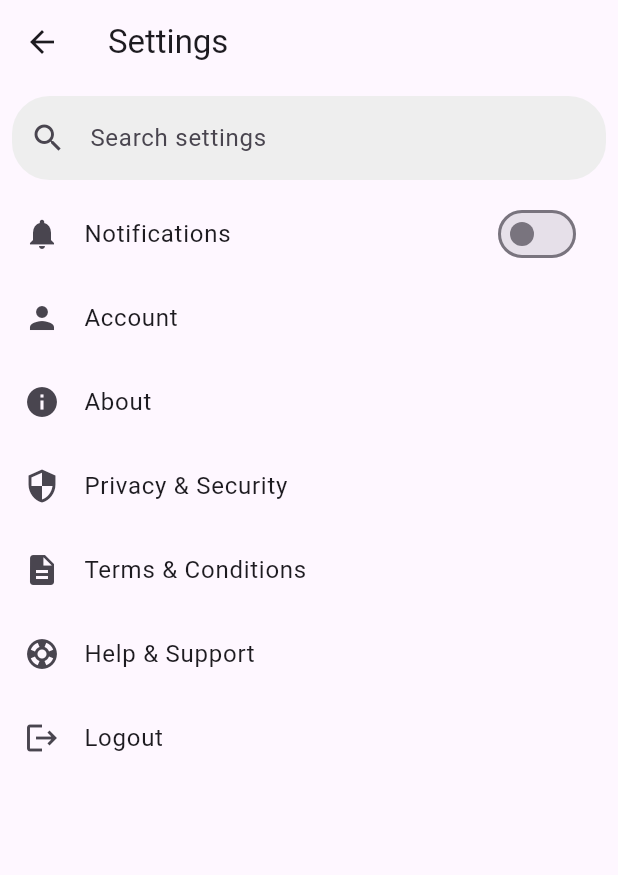
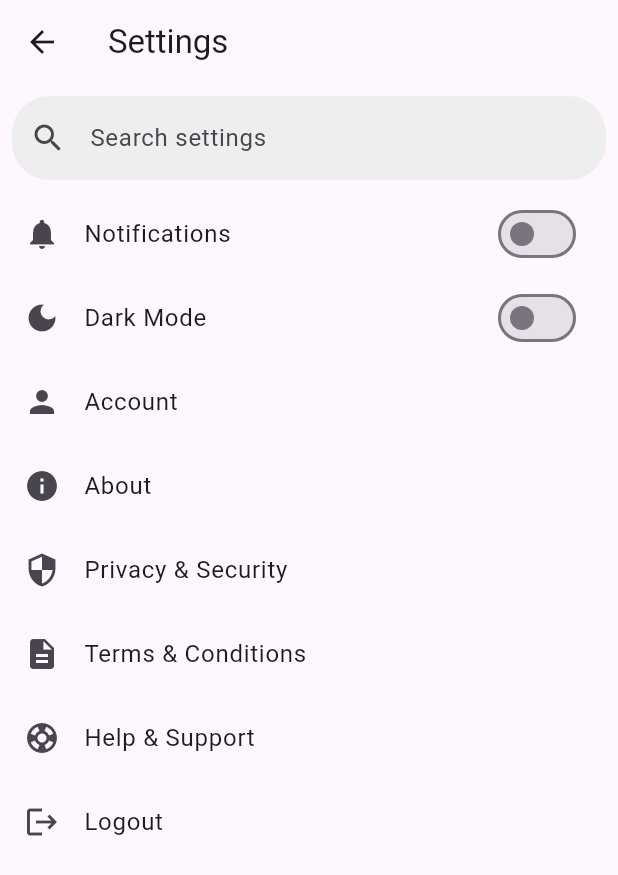
Before and after one commit to SanuliGehara/Pawsome, a Flutter app: the screen it shows after launch, scrolled down 576 dp, after a tap on the "settings" icon, on a phone screen of 412 x 824 dp. Shown: the top 875 px of the screen. Run offline on Flutter 3.47's test engine with Material 3 defaults, Android fonts, the phone set to English and light mode, and no system bars; our stand-ins replace cloud_firestore, firebase_auth, firebase_core, firebase_storage, google_sign_in, image_picker and 2 more; missing offline and left inert: dart:ffi; accounts and stored records are empty.

Commit message:
Added Dark Mode Functionality

```diff
--- a/frontend/lib/main.dart
+++ b/frontend/lib/main.dart
@@ -1,23 +1,89 @@
 import 'package:firebase_core/firebase_core.dart';
 import 'package:flutter/material.dart';
+import 'package:provider/provider.dart';
+import 'package:shared_preferences/shared_preferences.dart';
 import 'pages/home/home.dart';
 
-
-void main() async{
+void main() async {
   WidgetsFlutterBinding.ensureInitialized();
   await Firebase.initializeApp();
-  runApp(const MyApp());
+
+  runApp(
+    ChangeNotifierProvider(
+      create: (context) => ThemeProvider(),
+      child: const MyApp(),
+    ),
+  );
 }
 
 class MyApp extends StatelessWidget {
   const MyApp({super.key});
 
-  // This widget is the root of your application.
   @override
   Widget build(BuildContext context) {
+    final themeProvider = Provider.of<ThemeProvider>(context);
+
     return MaterialApp(
-        debugShowCheckedModeBanner: false,
-        home: HomePage()
+      debugShowCheckedModeBanner: false,
+      theme: ThemeData.light(),
+      darkTheme: ThemeData.dark(),
+      themeMode: themeProvider.themeMode, // Apply global dark mode
+      home: HomePage(),
     );
   }
 }
+
+class ThemeProvider extends ChangeNotifier {
+  ThemeMode _themeMode = ThemeMode.light;
+
+  ThemeMode get themeMode => _themeMode;
+
+  ThemeProvider() {
+    _loadTheme();
+  }
+
+  void toggleTheme(bool isDark) {
+    _themeMode = isDark ? ThemeMode.dark : ThemeMode.light;
+    _saveTheme(isDark);
+    notifyListeners();
+  }
+
+  Future<void> _loadTheme() async {
+    final prefs = await SharedPreferences.getInstance();
+    bool isDark = prefs.getBool('isDarkMode') ?? false;
+    _themeMode = isDark ? ThemeMode.dark : ThemeMode.light;
+    notifyListeners();
+  }
+
+  Future<void> _saveTheme(bool isDark) async {
+    final prefs = await SharedPreferences.getInstance();
+    await prefs.setBool('isDarkMode', isDark);
+  }
+}
+
+
+// import 'package:firebase_core/firebase_core.dart';
+// import 'package:flutter/material.dart';
+// import 'pages/home/home.dart';
+//
+//
+// void main() async{
+//   WidgetsFlutterBinding.ensureInitialized();
+//   await Firebase.initializeApp();
+//   runApp(const MyApp());
+// }
+//
+// class MyApp extends StatelessWidget {
+//   const MyApp({super.key});
+//
+//   // This widget is the root of your application.
+//   @override
+//   Widget build(BuildContext context) {
+//     return MaterialApp(
+//         debugShowCheckedModeBanner: false,
+//         home: HomePage()
+//     );
+//   }
+// }
+//
+//
--- a/frontend/lib/pages/settings/Setting.dart
+++ b/frontend/lib/pages/settings/Setting.dart
@@ -1,8 +1,10 @@
 import 'package:flutter/material.dart';
+import 'package:provider/provider.dart';
 import 'package:pawsome/pages/settings/About.dart';
 import 'package:pawsome/pages/settings/Help.dart';
 import 'package:pawsome/pages/settings/Privacy.dart';
 import 'package:pawsome/pages/settings/Terms.dart';
+import 'package:pawsome/main.dart'; // Import ThemeProvider
 
 class Setting extends StatefulWidget {
   @override
@@ -11,20 +13,11 @@ class Setting extends StatefulWidget {
 
 class _SettingState extends State<Setting> {
   bool _notificationsEnabled = false;
-  int _selectedIndex = -1;
-
-  final List<Map<String, dynamic>> items = [
-    {'icon': Icons.notifications, 'title': 'Notifications'},
-    {'icon': Icons.person, 'title': 'Account'},
-    {'icon': Icons.info, 'title': 'About'},
-    {'icon': Icons.security, 'title': 'Privacy & Security'},
-    {'icon': Icons.description, 'title': 'Terms & Conditions'},
-    {'icon': Icons.support, 'title': 'Help & Support'},
-    {'icon': Icons.logout, 'title': 'Logout'},
-  ];
 
   @override
   Widget build(BuildContext context) {
+    final themeProvider = Provider.of<ThemeProvider>(context);
+
     return Scaffold(
       appBar: AppBar(
         title: Text('Settings'),
@@ -51,14 +44,12 @@ class _SettingState extends State<Setting> {
             ),
           ),
           Expanded(
-            child: ListView.builder(
-              itemCount: items.length,
-              itemBuilder: (context, index) {
-                return Container(
-                  child: index == 0
-                      ? SwitchListTile(
-                    title: Text(items[index]['title']),
-                    secondary: Icon(items[index]['icon']),
+            child: ListView(
+              children: [
+                // Notifications Switch
+                SwitchListTile(
+                  title: Text('Notifications'),
+                  secondary: Icon(Icons.notifications),
                   value: _notificationsEnabled,
                   activeColor: Colors.orange,
                   onChanged: (bool value) {
@@ -66,52 +57,58 @@ class _SettingState extends State<Setting> {
                       _notificationsEnabled = value;
                     });
                   },
-                  )
-                      : ListTile(
-                    leading: Icon(items[index]['icon']),
-                    title: Text(items[index]['title']),
-                    onTap: () {
-                      setState(() {
-                        _selectedIndex = index;
-                      });
-
-                      if (items[index]['title'] == 'About') {
-                        Navigator.push(
-                          context,
-                          MaterialPageRoute(
-                            builder: (context) => About(),
                 ),
-                        );
-                      }
-                      if (items[index]['title'] == 'Privacy & Security') {
-                        Navigator.push(
-                          context,
-                          MaterialPageRoute(
-                            builder: (context) => Privacy(),
-                          ),
-                        );
-                      }
-                      if (items[index]['title'] == 'Terms & Conditions') {
-                        Navigator.push(
-                          context,
-                          MaterialPageRoute(
-                            builder: (context) => Terms(),
-                          ),
-                        );
-                      }
-                      if (items[index]['title'] == 'Help & Support') {
-                        Navigator.push(
-                          context,
-                          MaterialPageRoute(
-                            builder: (context) => Help(),
-                          ),
-                        );
-                      }
-
+                // Dark Mode Toggle
+                SwitchListTile(
+                  title: Text('Dark Mode'),
+                  secondary: Icon(Icons.dark_mode),
+                  value: themeProvider.themeMode == ThemeMode.dark,
+                  activeColor: Colors.orange,
+                  onChanged: (bool value) {
+                    themeProvider.toggleTheme(value);
                   },
                 ),
-                );
-              },
+                ListTile(
+                  leading: Icon(Icons.person),
+                  title: Text('Account'),
+                ),
+                ListTile(
+                  leading: Icon(Icons.info),
+                  title: Text('About'),
+                  onTap: () => Navigator.push(
+                    context,
+                    MaterialPageRoute(builder: (context) => About()),
+                  ),
+                ),
+                ListTile(
+                  leading: Icon(Icons.security),
+                  title: Text('Privacy & Security'),
+                  onTap: () => Navigator.push(
+                    context,
+                    MaterialPageRoute(builder: (context) => Privacy()),
+                  ),
+                ),
+                ListTile(
+                  leading: Icon(Icons.description),
+                  title: Text('Terms & Conditions'),
+                  onTap: () => Navigator.push(
+                    context,
+                    MaterialPageRoute(builder: (context) => Terms()),
+                  ),
+                ),
+                ListTile(
+                  leading: Icon(Icons.support),
+                  title: Text('Help & Support'),
+                  onTap: () => Navigator.push(
+                    context,
+                    MaterialPageRoute(builder: (context) => Help()),
+                  ),
+                ),
+                ListTile(
+                  leading: Icon(Icons.logout),
+                  title: Text('Logout'),
+                ),
+              ],
             ),
           ),
         ],
@@ -119,3 +116,127 @@ class _SettingState extends State<Setting> {
     );
   }
 }
+
+
+// import 'package:flutter/material.dart';
+// import 'package:pawsome/pages/settings/About.dart';
+// import 'package:pawsome/pages/settings/Help.dart';
+// import 'package:pawsome/pages/settings/Privacy.dart';
+// import 'package:pawsome/pages/settings/Terms.dart';
+//
+// class Setting extends StatefulWidget {
+//   @override
+//   _SettingState createState() => _SettingState();
+// }
+//
+// class _SettingState extends State<Setting> {
+//   bool _notificationsEnabled = false;
+//   int _selectedIndex = -1;
+//
+//   final List<Map<String, dynamic>> items = [
+//     {'icon': Icons.notifications, 'title': 'Notifications'},
+//     {'icon': Icons.person, 'title': 'Account'},
+//     {'icon': Icons.info, 'title': 'About'},
+//     {'icon': Icons.security, 'title': 'Privacy & Security'},
+//     {'icon': Icons.description, 'title': 'Terms & Conditions'},
+//     {'icon': Icons.support, 'title': 'Help & Support'},
+//     {'icon': Icons.logout, 'title': 'Logout'},
+//   ];
+//
+//   @override
+//   Widget build(BuildContext context) {
+//     return Scaffold(
+//       appBar: AppBar(
+//         title: Text('Settings'),
+//         leading: IconButton(
+//           icon: Icon(Icons.arrow_back),
+//           onPressed: () => Navigator.pop(context),
+//         ),
+//       ),
+//       body: Column(
+//         children: [
+//           Padding(
+//             padding: const EdgeInsets.all(8.0),
+//             child: TextField(
+//               decoration: InputDecoration(
+//                 hintText: 'Search settings',
+//                 prefixIcon: Icon(Icons.search),
+//                 border: OutlineInputBorder(
+//                   borderRadius: BorderRadius.circular(25),
+//                   borderSide: BorderSide.none,
+//                 ),
+//                 filled: true,
+//                 fillColor: Colors.grey[200],
+//               ),
+//             ),
+//           ),
+//           Expanded(
+//             child: ListView.builder(
+//               itemCount: items.length,
+//               itemBuilder: (context, index) {
+//                 return Container(
+//                   child: index == 0
+//                       ? SwitchListTile(
+//                     title: Text(items[index]['title']),
+//                     secondary: Icon(items[index]['icon']),
+//                     value: _notificationsEnabled,
+//                     activeColor: Colors.orange,
+//                     onChanged: (bool value) {
+//                       setState(() {
+//                         _notificationsEnabled = value;
+//                       });
+//                     },
+//                   )
+//                       : ListTile(
+//                     leading: Icon(items[index]['icon']),
+//                     title: Text(items[index]['title']),
+//                     onTap: () {
+//                       setState(() {
+//                         _selectedIndex = index;
+//                       });
+//
+//                       if (items[index]['title'] == 'About') {
+//                         Navigator.push(
+//                           context,
+//                           MaterialPageRoute(
+//                             builder: (context) => About(),
+//                           ),
+//                         );
+//                       }
+//                       if (items[index]['title'] == 'Privacy & Security') {
+//                         Navigator.push(
+//                           context,
+//                           MaterialPageRoute(
+//                             builder: (context) => Privacy(),
+//                           ),
+//                         );
+//                       }
+//                       if (items[index]['title'] == 'Terms & Conditions') {
+//                         Navigator.push(
+//                           context,
+//                           MaterialPageRoute(
+//                             builder: (context) => Terms(),
+//                           ),
+//                         );
+//                       }
+//                       if (items[index]['title'] == 'Help & Support') {
+//                         Navigator.push(
+//                           context,
+//                           MaterialPageRoute(
+//                             builder: (context) => Help(),
+//                           ),
+//                         );
+//                       }
+//
+//                     },
+//                   ),
+//                 );
+//               },
+//             ),
+//           ),
+//         ],
+//       ),
+//     );
+//   }
+// }
+//
--- a/frontend/pubspec.yaml
+++ b/frontend/pubspec.yaml
@@ -44,6 +44,8 @@ dependencies:
   # The following adds the Cupertino Icons font to your application.
   # Use with the CupertinoIcons class for iOS style icons.
   cupertino_icons: ^1.0.8
+  provider: ^6.1.2
+  shared_preferences: ^2.5.2
 
 dev_dependencies:
   flutter_test:
```
Also changed, not shown: frontend/pubspec.lock. Lines whose indentation alone changed are shown as unchanged.
